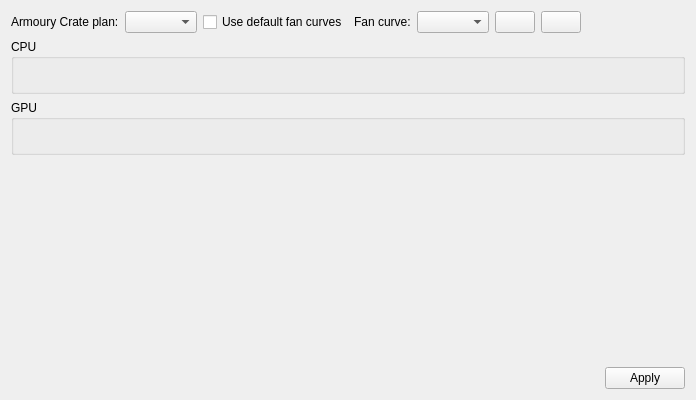
First picture: the form in src/ui/fansTab/FansTab.ui, repository ioerrorle/G14ControlPP, before the edit.
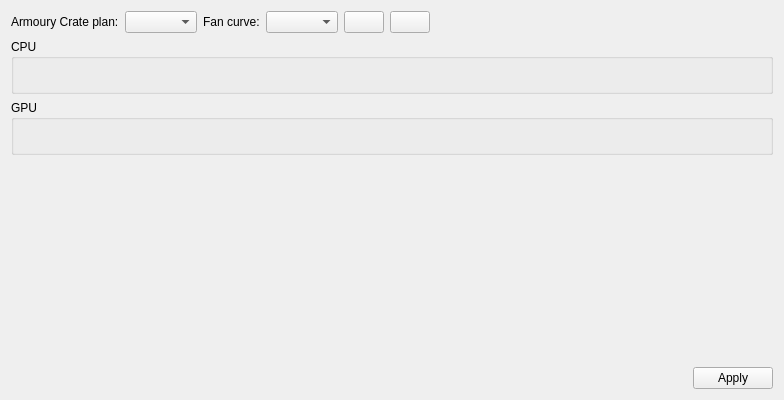
Second picture: the form after the edit.

Patch:
```diff
--- a/src/ui/fansTab/FansTab.ui
+++ b/src/ui/fansTab/FansTab.ui
@@ -6,13 +6,13 @@
    <rect>
     <x>0</x>
     <y>0</y>
-    <width>696</width>
+    <width>784</width>
     <height>400</height>
    </rect>
   </property>
   <layout class="QVBoxLayout" name="verticalLayout" stretch="0,0,0,1,0">
    <item>
-    <layout class="QHBoxLayout" name="horizontalLayout" stretch="0,0,0,0,0,0,0,0">
+    <layout class="QHBoxLayout" name="horizontalLayout" stretch="0,0,0,0,0,0,0">
      <item>
       <widget class="QLabel" name="label">
        <property name="text">
@@ -27,13 +27,6 @@
        </property>
       </widget>
      </item>
-     <item>
-      <widget class="QCheckBox" name="defaultFanCurves">
-       <property name="text">
-        <string>Use default fan curves</string>
-       </property>
-      </widget>
-     </item>
      <item>
       <widget class="QLabel" name="label_14">
        <property name="text">
```
